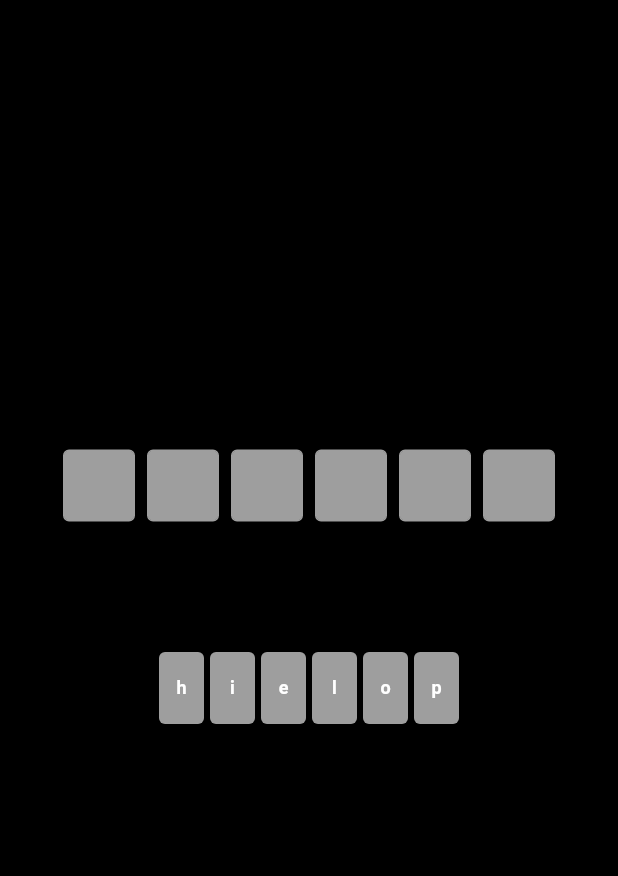
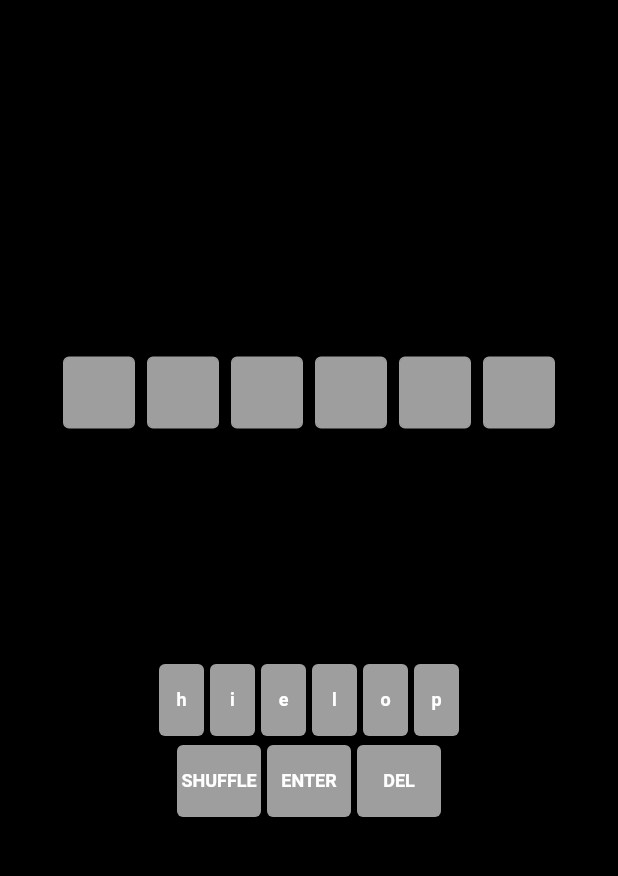
Before and after one commit to ZackHolby/word_guess, a Flutter app: the screen it shows after launch, on a phone screen of 412 x 824 dp, the part 74-950 px from its top. Run offline on Flutter 3.47's test engine with Material 2 defaults, Android fonts, the phone set to English and light mode, and no system bars; our stand-ins replace equatable.

Commit message:
passing letters down from parent now and shuffle works

```diff
--- a/lib/guesser/views/guesser_screen.dart
+++ b/lib/guesser/views/guesser_screen.dart
@@ -1,6 +1,7 @@
 import 'dart:math';
 
 import 'package:flutter/material.dart';
+import 'package:flutter/services.dart';
 import 'package:word_guess/guesser/data/word_list.dart';
 import 'package:word_guess/guesser/models/letter_model.dart';
 import 'package:word_guess/guesser/models/word_model.dart';
@@ -15,6 +16,11 @@ class GuessScreen extends StatefulWidget {
   @override
   _GuessScreenState createState() => _GuessScreenState();
 }
+
+final List<String> dailyWordList =
+    wordLists[Random().nextInt(wordLists.length)];
+
+List<String> _keyboardLetters = getDailyLetters(dailyWordList);
 
 class _GuessScreenState extends State<GuessScreen> {
   GameStatus _gameStatus = GameStatus.playing;
@@ -51,11 +57,13 @@ class _GuessScreenState extends State<GuessScreen> {
         mainAxisAlignment: MainAxisAlignment.center,
         children: [
           Board(board: _board),
-          const SizedBox(height: 80),
+          const SizedBox(height: 150),
           Keyboard(
+              keyboardLetters: _keyboardLetters,
               onKeyTapped: _onKeyTapped,
               onDeleteTapped: _onDeleteTapped,
-              onEnterTapped: _onEnterTapped)
+              onEnterTapped: _onEnterTapped,
+              onShuffleTapped: _onShuffleTapped)
         ],
       ),
     );
@@ -80,4 +88,25 @@ class _GuessScreenState extends State<GuessScreen> {
       //implement
     }
   }
+
+  void _onShuffleTapped() {
+    if (_gameStatus == GameStatus.playing) {
+      print(_keyboardLetters);
+      setState(() => _keyboardLetters.shuffle());
+    }
+  }
 }
+
+List<String> getDailyLetters(List<String> dailyWords) {
+  List<String> dailyLetters = [];
+  for (String word in dailyWords) {
+    List<String> wordSplit = word.split('');
+    for (String char in wordSplit) {
+      if (!dailyLetters.contains(char)) {
+        dailyLetters.add(char);
+      }
+    }
+  }
+
+  return dailyLetters;
+}
--- a/lib/guesser/widgets/keyboard.dart
+++ b/lib/guesser/widgets/keyboard.dart
@@ -8,14 +8,18 @@ final List<String> dailyWordList =
     wordLists[Random().nextInt(wordLists.length)];
 
 List<String> _keyboardLetters = getDailyLetters(dailyWordList);
-//ADD DELETE AND ENTER
+const _keyboardActions = ['SHUFFLE', 'ENTER', 'DEL'];
 
-class Keyboard extends StatelessWidget {
-  const Keyboard({
+class Keyboard extends StatefulWidget {
+  List<String> keyboardLetters;
+
+  Keyboard({
     Key? key,
+    required this.keyboardLetters,
     required this.onKeyTapped,
     required this.onDeleteTapped,
     required this.onEnterTapped,
+    required this.onShuffleTapped,
   }) : super(key: key);
 
   final void Function(String) onKeyTapped;
@@ -24,17 +28,45 @@ class Keyboard extends StatelessWidget {
 
   final VoidCallback onEnterTapped;
 
+  final VoidCallback onShuffleTapped;
+
+  @override
+  _KeyboardState createState() => _KeyboardState();
+}
+
+class _KeyboardState extends State<Keyboard> {
   @override
   Widget build(BuildContext context) {
-    return Row(
-        mainAxisAlignment: MainAxisAlignment.center,
-        children: _keyboardLetters.map((letter) {
-          return _KeyboardButton(
-            onTap: () => onKeyTapped(letter),
-            letter: letter,
-            backgroundColor: Colors.grey,
-          );
-        }).toList());
+    return Column(
+      children: [
+        Row(
+            mainAxisAlignment: MainAxisAlignment.center,
+            children: widget.keyboardLetters.map((letter) {
+              return _KeyboardButton(
+                onTap: () => widget.onKeyTapped(letter),
+                letter: letter,
+                backgroundColor: Colors.grey,
+              );
+            }).toList()),
+        Row(
+          mainAxisAlignment: MainAxisAlignment.center,
+          children: _keyboardActions.map((letter) {
+            if ((letter) == 'DEL') {
+              return _KeyboardButton.delete(onTap: widget.onDeleteTapped);
+            } else if ((letter) == 'ENTER') {
+              return _KeyboardButton.enter(onTap: widget.onEnterTapped);
+            } else if ((letter) == 'SHUFFLE') {
+              return _KeyboardButton.shuffle(onTap: widget.onShuffleTapped);
+            }
+            return _KeyboardButton(
+              onTap: () => widget.onKeyTapped(letter),
+              letter: letter,
+              backgroundColor: Colors.grey,
+            );
+          }).toList(),
+        )
+      ],
+    );
   }
 }
 
@@ -61,7 +93,16 @@ class _KeyboardButton extends StatelessWidget {
           width: 56,
           onTap: onTap,
           backgroundColor: Colors.grey,
-          letter: 'ENTERd');
+          letter: 'ENTER');
+
+  factory _KeyboardButton.shuffle({
+    required VoidCallback onTap,
+  }) =>
+      _KeyboardButton(
+          width: 56,
+          onTap: onTap,
+          backgroundColor: Colors.grey,
+          letter: 'SHUFFLE');
 
   final double height;
 
@@ -102,17 +143,3 @@ class _KeyboardButton extends StatelessWidget {
     );
   }
 }
-
-List<String> getDailyLetters(List<String> dailyWords) {
-  List<String> dailyLetters = [];
-  for (String word in dailyWords) {
-    List<String> wordSplit = word.split('');
-    for (String char in wordSplit) {
-      if (!dailyLetters.contains(char)) {
-        dailyLetters.add(char);
-      }
-    }
-  }
-
-  return dailyLetters;
-}
```
